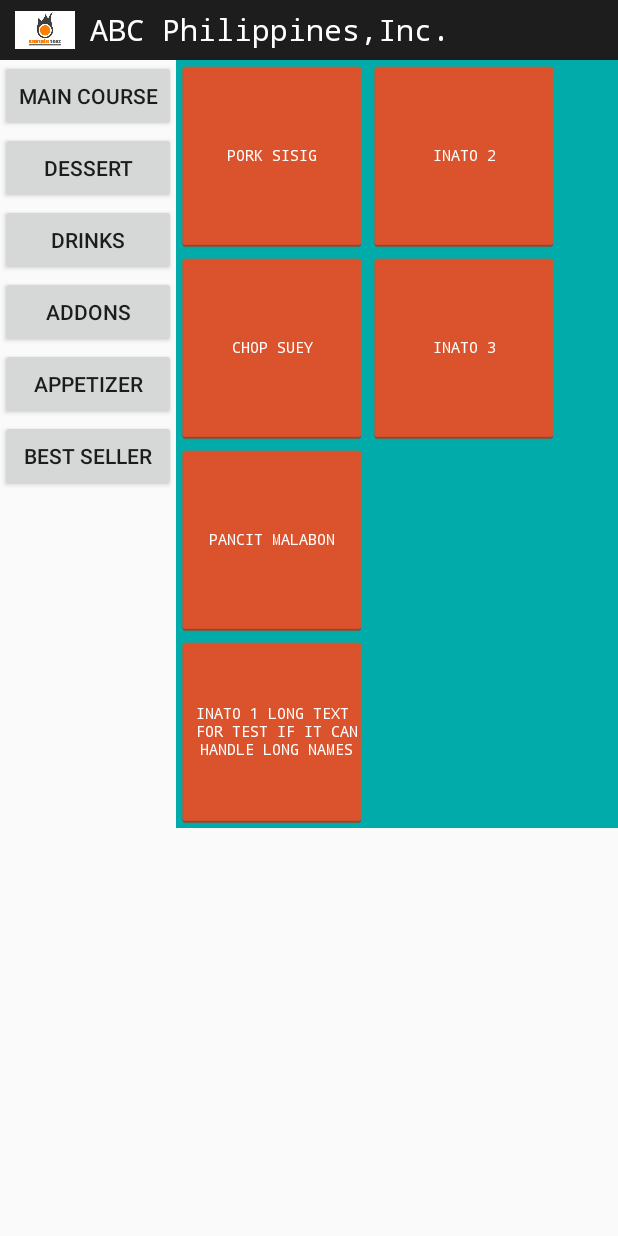
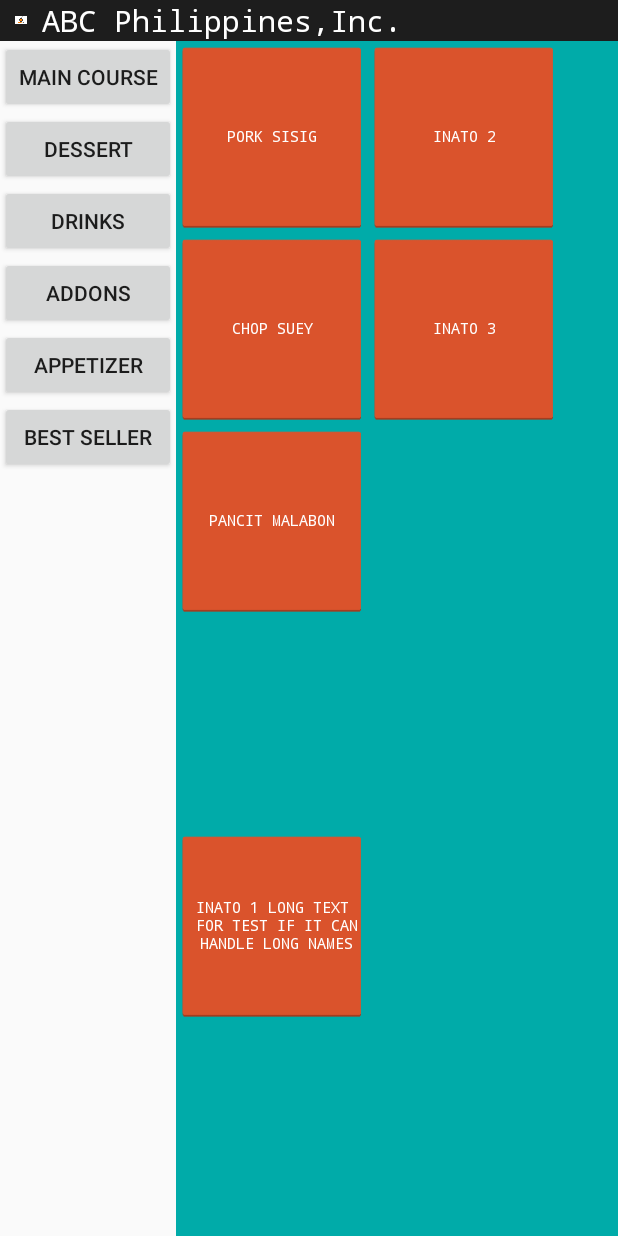
Before and after one commit to lesterlecong/androidPOS, an Android app: the screen it shows after launch (MainActivity), on a phone screen of 412 x 824 dp. Run offline under Robolectric (Android 15) with nearby library versions, the phone set to English and light mode, and no system bars.

Commit message:
update main layout

```diff
--- a/app/src/main/res/layout/activity_main.xml
+++ b/app/src/main/res/layout/activity_main.xml
@@ -13,8 +13,8 @@
 
         <ImageView
             android:id="@+id/imageView"
-            android:layout_width="40dp"
-            android:layout_height="40dp"
+            android:layout_width="@dimen/logo_size"
+            android:layout_height="@dimen/logo_size"
             android:layout_marginLeft="10dp"
             android:layout_marginRight="10dp"
             android:src="@drawable/sample_logo" />
@@ -28,7 +28,7 @@
 
     <LinearLayout
         android:layout_width="match_parent"
-        android:layout_height="wrap_content"
+        android:layout_height="match_parent"
         android:orientation="horizontal">
 
         <ScrollView
```
